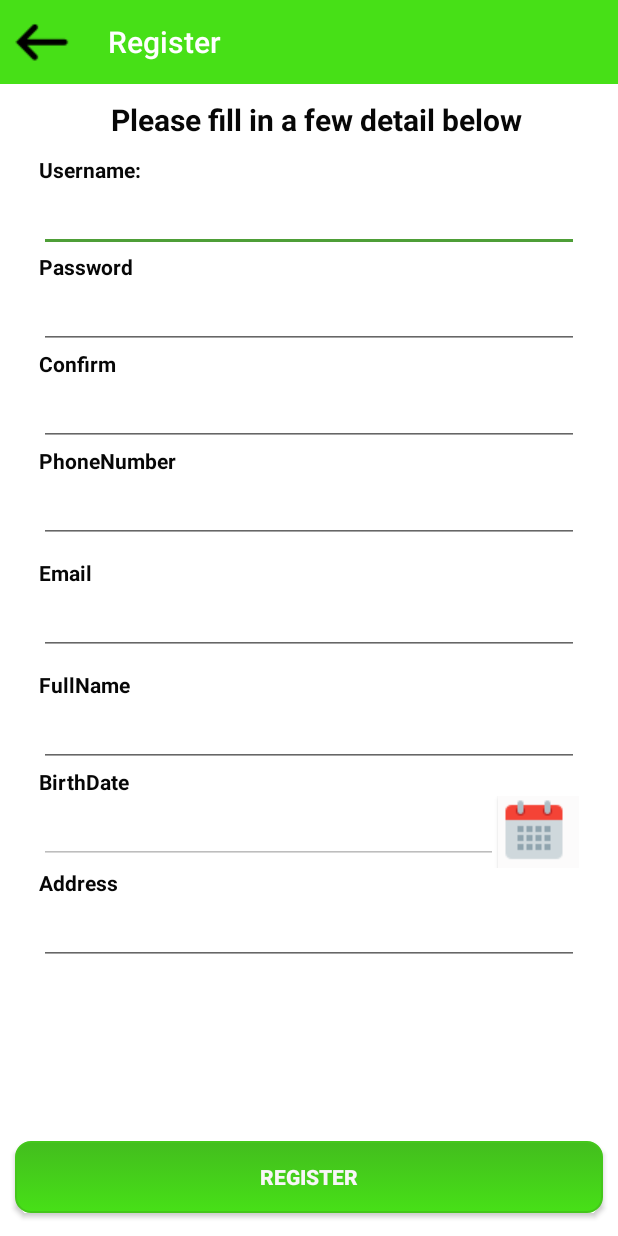
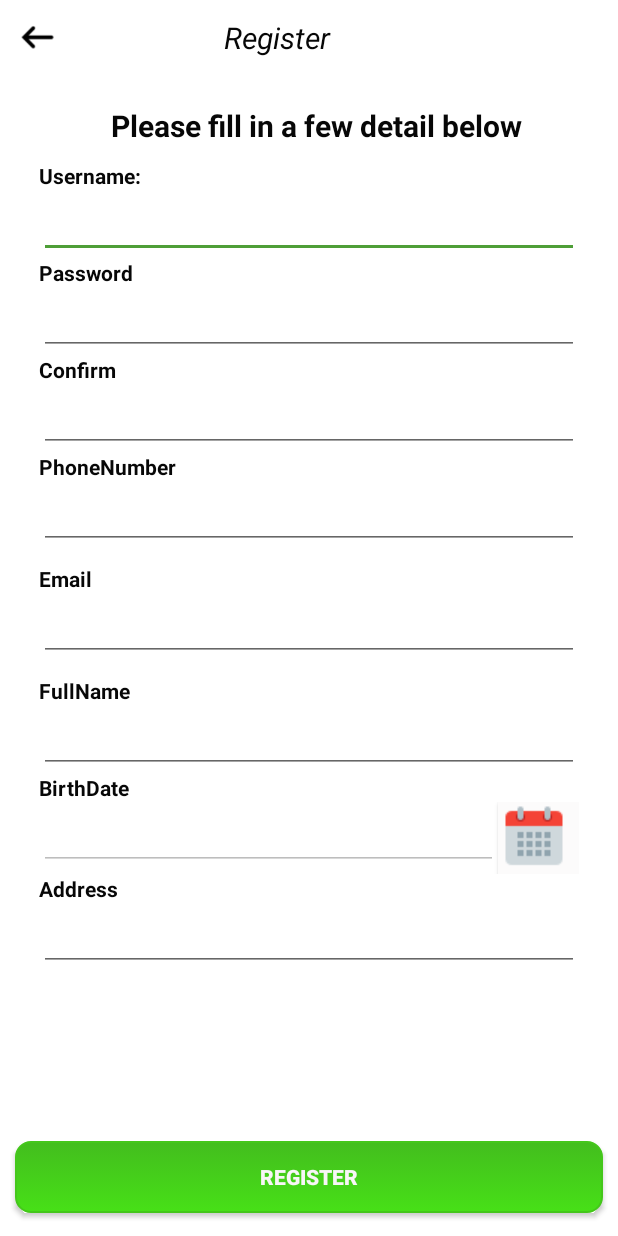
Before and after one commit to Duongnvse62382/BikeReantal, an Android app: the RegisterActivity screen opened directly, with no data from a screen before it, on a phone screen of 412 x 824 dp. Run offline under Robolectric (Android 15) with nearby library versions, the phone set to English and light mode, and no system bars.

Commit message:
Update History Layout

```diff
--- a/BikeRental/app/src/main/java/com/duongnv/bikerental/HistoryFragment.java
+++ b/BikeRental/app/src/main/java/com/duongnv/bikerental/HistoryFragment.java
@@ -88,7 +88,7 @@ public class HistoryFragment extends Fragment implements HistoryBookingView {
                bookingDetails.add(details);
         }
         if(list.size() > 0){
-            textHistory.setText("The Bike You rentaled");
+            textHistory.setText("");
         }
         updateViewHistory();
     }
--- a/BikeRental/app/src/main/java/com/duongnv/bikerental/MapsActivity.java
+++ b/BikeRental/app/src/main/java/com/duongnv/bikerental/MapsActivity.java
@@ -330,7 +330,6 @@ public class MapsActivity extends AppCompatActivity implements OnMapReadyCallbac
                 new Store("Store3", position()),
                 new Store("Store4", position()),
                 new Store("Store5", position())
-//                new Store("Store6", position()),
 //                new Store("Store7", position()),
 //                new Store("Store8", position()),
 //                new Store("Store9", position()),
--- a/BikeRental/app/src/main/java/com/duongnv/bikerental/RegisterActivity.java
+++ b/BikeRental/app/src/main/java/com/duongnv/bikerental/RegisterActivity.java
@@ -10,6 +10,7 @@ import android.view.View;
 import android.widget.Button;
 import android.widget.DatePicker;
 import android.widget.EditText;
+import android.widget.ImageView;
 import android.widget.Toast;
 
 import com.duongnv.bikerental.presenter.RegisterAccountPresenter;
@@ -19,7 +20,6 @@ import java.util.Calendar;
 
 public class RegisterActivity extends AppCompatActivity implements InsertAccountView {
 
-    private Toolbar mToolbar;
     RegisterAccountPresenter mRegisterAccountPresenter;
     private Button btnDatePicker;
     private EditText etDate;
@@ -28,6 +28,10 @@ public class RegisterActivity extends AppCompatActivity implements InsertAccount
     private String username, password, fullname, email, phone, address;
     String birthDay;
     int role;
+
+    private ImageView iconback;
+
+
     @Override
     protected void onCreate(Bundle savedInstanceState) {
         super.onCreate(savedInstanceState);
@@ -41,14 +45,19 @@ public class RegisterActivity extends AppCompatActivity implements InsertAccount
         edtEmail = findViewById(R.id.editEmail);
         edtFullname = findViewById(R.id.editFullname);
         edtAddress = findViewById(R.id.editAddress);
-        mToolbar = findViewById(R.id.toolbar_register);
-        setSupportActionBar(mToolbar);
-        mToolbar.setNavigationOnClickListener(new View.OnClickListener() {
+        iconback = findViewById(R.id.iconback);
+
+        iconback.setOnClickListener(new View.OnClickListener() {
             @Override
             public void onClick(View v) {
                 finish();
             }
         });
+
+
+
+
+
         btnDatePicker.setOnClickListener(new View.OnClickListener() {
             @Override
             public void onClick(View v) {
--- a/BikeRental/app/src/main/res/layout/activity_maps.xml
+++ b/BikeRental/app/src/main/res/layout/activity_maps.xml
@@ -43,7 +43,7 @@
                 android:layout_height="match_parent"
                 android:layout_centerVertical="true"
                 android:layout_weight="8"
-                android:hint="Search for a destination"
+                android:hint="Search for address"
                 android:imeOptions="actionSearch"
                 android:inputType="text" />
 
--- a/BikeRental/app/src/main/res/layout/activity_register.xml
+++ b/BikeRental/app/src/main/res/layout/activity_register.xml
@@ -8,16 +8,34 @@
     android:orientation="vertical"
     tools:context=".RegisterActivity">
 
- <android.support.v7.widget.Toolbar
-     android:id="@+id/toolbar_register"
-     app:title="Register"
-     app:titleTextColor="#ffffff"
-     android:background="#47E017"
-     app:navigationIcon="@drawable/iconback"
-     android:layout_width="match_parent"
-     android:layout_height="wrap_content">
+    <LinearLayout
+        android:layout_width="match_parent"
+        android:layout_height="wrap_content"
+        android:paddingBottom="10dp"
+        android:orientation="horizontal"
+        android:weightSum="10">
 
- </android.support.v7.widget.Toolbar>
+        <ImageView
+            android:id="@+id/iconback"
+            android:paddingLeft="10dp"
+            android:layout_weight="1"
+            android:layout_width="0dp"
+            android:layout_height="match_parent"
+            android:src="@drawable/iconback"
+            />
+
+        <TextView
+            android:gravity="center"
+            android:layout_weight="7"
+            android:layout_width="0dp"
+            android:layout_height="match_parent"
+            android:textColor="#070707"
+            android:text="Register"
+            android:textSize="20dp"
+            android:textStyle="italic"
+            />
+
+    </LinearLayout>
     <TextView
 
         android:layout_marginBottom="10dp"
```
Also changed, not shown: BikeRental/app/src/main/java/com/duongnv/bikerental/BookBikeActivity.java (+6 -31 lines), BikeRental/app/src/main/res/layout/activity_book_bike.xml (+8 -8 lines), BikeRental/app/src/main/res/layout/dialog.xml (+20 -6 lines), BikeRental/app/src/main/res/layout/fragment_account.xml (+5 -5 lines), BikeRental/app/src/main/res/layout/fragment_history.xml (+13 -15 lines), BikeRental/app/src/main/res/layout/show_history.xml (+14 -11 lines).
